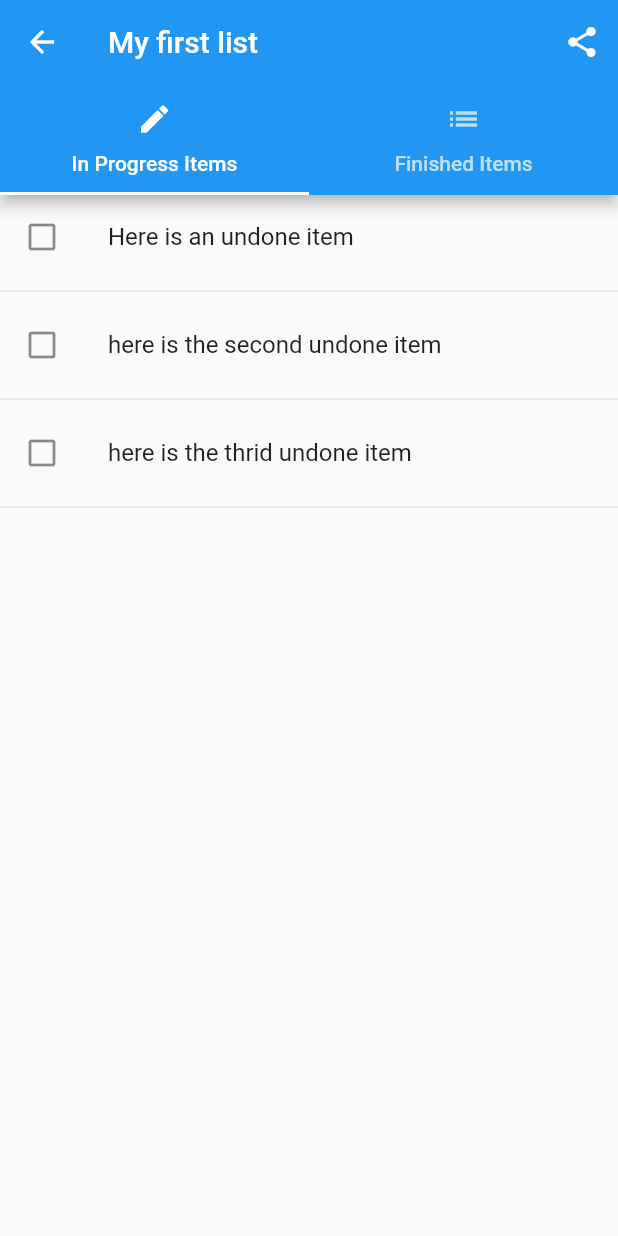
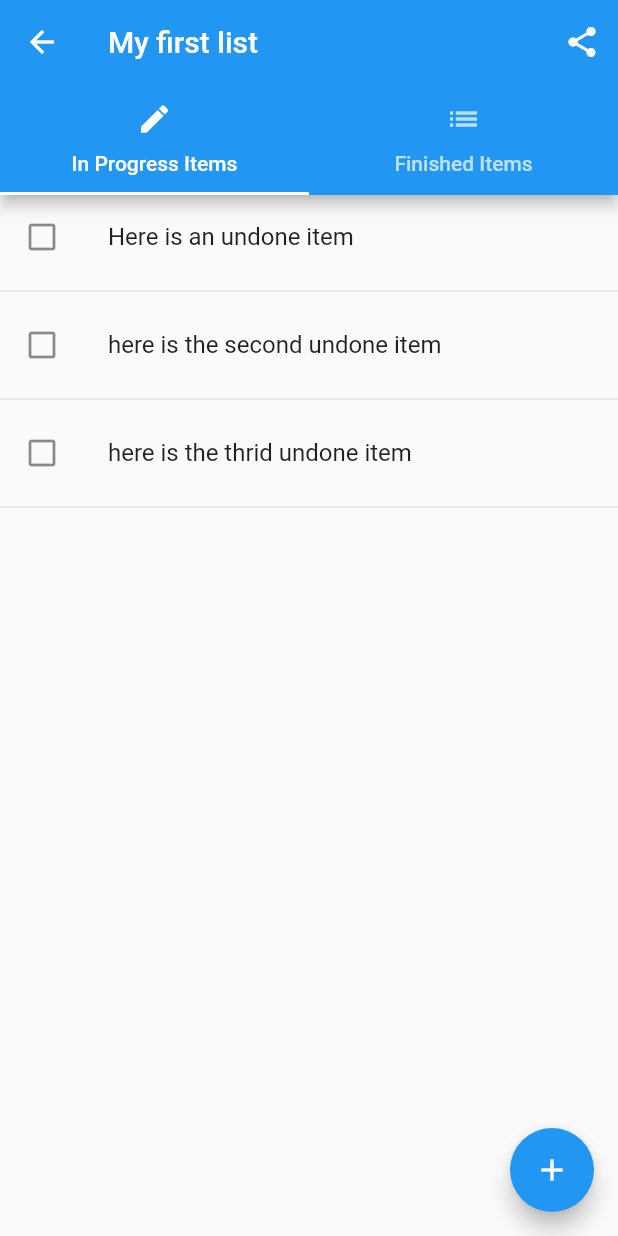
Before and after one commit to riderjensen/leanlist, a Flutter app: the screen it shows after launch, after a tap on "My first list", on a phone screen of 412 x 824 dp. Run offline on Flutter 3.47's test engine with Material 2 defaults, Android fonts, the phone set to English and light mode, and no system bars; missing offline and left inert: flutter_fab_dialer.

Commit message:
Adding FAB to the page

```diff
--- a/lib/pages/list_one_list.dart
+++ b/lib/pages/list_one_list.dart
@@ -71,6 +71,15 @@ class ListOneList extends StatelessWidget {
             CompletedListTile(ourItem['items']),
           ],
         ),
+        floatingActionButton: FloatingActionButton(
+          backgroundColor: Theme.of(context).primaryColor,
+          heroTag: 'contact',
+          onPressed: () {},
+          child: Icon(
+            Icons.add,
+            color: Theme.of(context).cardColor,
+          ),
+        ),
       ),
     );
   }
```
